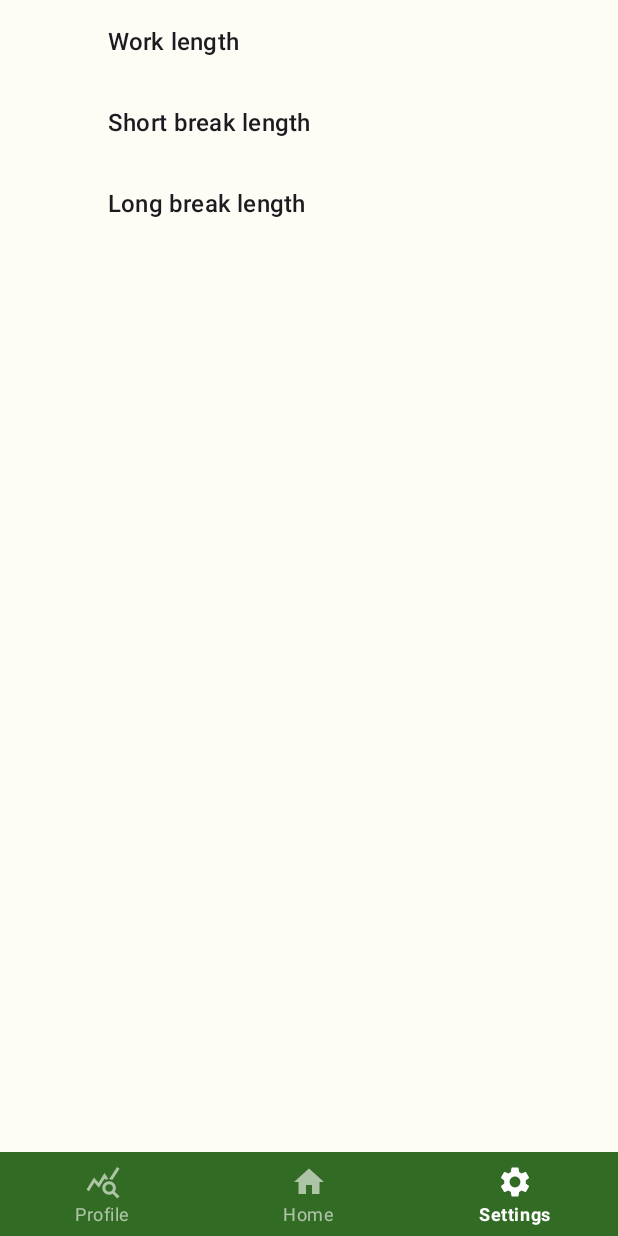
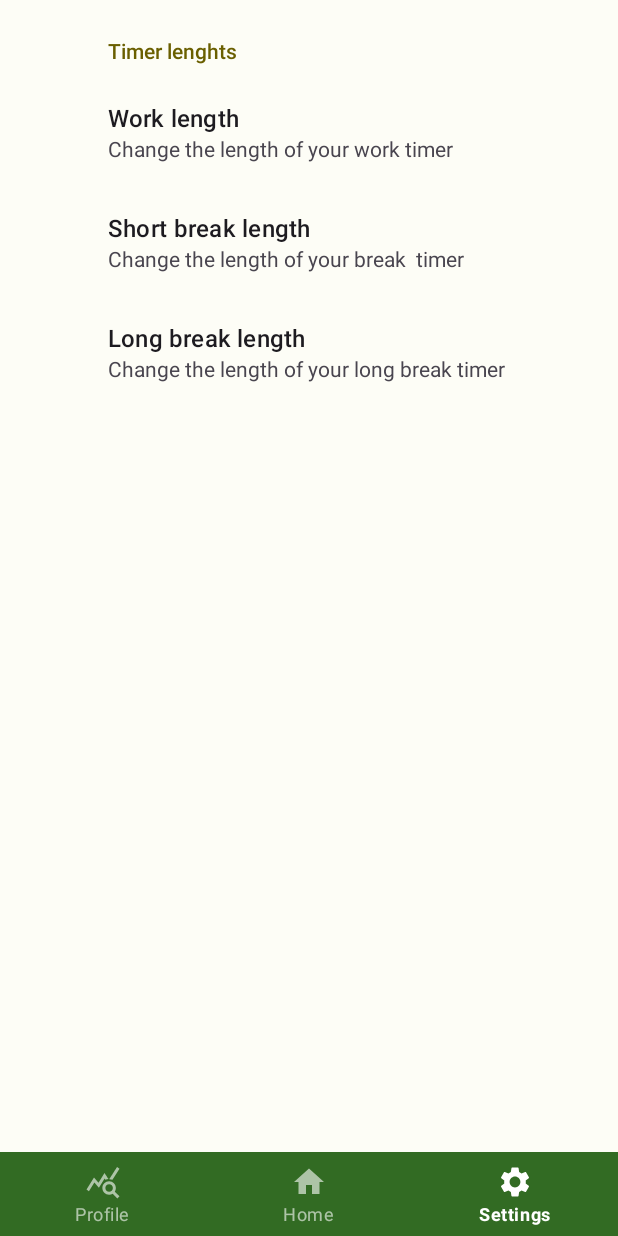
Before and after one commit to Vincmuk/MobilProgGruppe16, an Android app: the screen it shows after launch (MainActivity), item 3 of the bottom bar chosen, on a phone screen of 412 x 824 dp. Run offline under Robolectric (Android 15) with nearby library versions, the phone set to English and light mode, and no system bars; our stand-ins replace androidx.preference; libraries missing offline, so code that uses them is left out: timerx.buildTimer; 5 statements that could not run were skipped.

Commit message:
Fikset en god del ting

```diff
--- a/app/src/main/AndroidManifest.xml
+++ b/app/src/main/AndroidManifest.xml
@@ -1,6 +1,8 @@
 <?xml version="1.0" encoding="utf-8"?>
 <manifest xmlns:android="http://schemas.android.com/apk/res/android"
     xmlns:tools="http://schemas.android.com/tools">
+
+    <uses-permission android:name="android.permission.VIBRATE" />
 
     <application
         android:allowBackup="true"
--- a/app/src/main/java/com/example/pomodorotimer/TimerFragment.kt
+++ b/app/src/main/java/com/example/pomodorotimer/TimerFragment.kt
@@ -4,13 +4,19 @@ import android.annotation.SuppressLint
 import android.app.Activity
 import android.content.Context
 import android.content.Intent
+import android.media.MediaPlayer
+import android.os.Build
 import android.os.Bundle
+import android.os.VibrationEffect
+import android.os.Vibrator
+import android.os.VibratorManager
 import android.util.Log
 import android.view.LayoutInflater
 import android.view.View
 import android.view.ViewGroup
 import android.widget.TextView
 import android.widget.Toast
+import androidx.annotation.RequiresApi
 import androidx.fragment.app.Fragment
 import androidx.fragment.app.viewModels
 import androidx.recyclerview.widget.LinearLayoutManager
@@ -131,6 +137,26 @@ class TimerFragment : Fragment() {
         }
     }
 
+    // https://stackoverflow.com/questions/73452871/creating-a-vibrator-for-android-in-kotlin
+    @RequiresApi(Build.VERSION_CODES.S)
+    private fun vibrateDevice() {
+        if (context != null) {
+            if (Build.VERSION.SDK_INT >= 31) {
+                val vibratorManager =
+                    requireContext().getSystemService(Context.VIBRATOR_MANAGER_SERVICE) as VibratorManager
+                val vibrator = vibratorManager.defaultVibrator
+                vibrator.vibrate(VibrationEffect.createOneShot(1000L, VibrationEffect.DEFAULT_AMPLITUDE))
+            } else {
+                val v = requireContext().getSystemService(Context.VIBRATOR_SERVICE) as Vibrator
+                if (Build.VERSION.SDK_INT >= 26) {
+                    v.vibrate(VibrationEffect.createOneShot(1000L, VibrationEffect.DEFAULT_AMPLITUDE))
+                } else {
+                    v.vibrate(VibrationEffect.createOneShot(1000L, VibrationEffect.DEFAULT_AMPLITUDE))
+                }
+            }
+        }
+    }
+
     @Deprecated("Deprecated in Java")
     override fun onActivityResult(requestCode: Int, resultCode: Int, data: Intent?) {
         // Handle the result of the activity for adding tasks
@@ -201,6 +227,8 @@ class TimerFragment : Fragment() {
         if (currentTimerIndex == 0 && timerAdapter.currentList.isNotEmpty()) {
             currentTimer = timerAdapter.currentList.first()
             text_time.text = currentTimer.remainingFormattedTime
+        } else {
+            text_time.text = "00:00"
         }
     }
 
@@ -220,13 +248,22 @@ class TimerFragment : Fragment() {
                 Log.i("Timer", "Remaining time = $millis")
             }
             onFinish {
-                sessionViewModel.getOldestNonCompletedSession()
-                    ?.let { context?.let { it1 -> sessionViewModel.updateAndSaveSession(it, it1) } }
+                if (Build.VERSION.SDK_INT >= Build.VERSION_CODES.S) {
+                    vibrateDevice()
+                }
+                sessionViewModel.getOldestNonCompletedSession()?.let { context?.let { it1 -> sessionViewModel.updateAndSaveSession(it, it1) } }
+                context?.let { playSound(it) }
                 startNextTimer()
             }
         }.also {
             timerTypeMap[it] = timerType
         }
+    }
+
+    private fun playSound(context: Context) {
+        val mediaPlayer = MediaPlayer.create(context, R.raw.pop
+        )
+        mediaPlayer.start()
     }
 
     // Extracted function for initializing buttons
--- a/app/src/main/res/xml/preferences.xml
+++ b/app/src/main/res/xml/preferences.xml
@@ -1,6 +1,11 @@
 <?xml version="1.0" encoding="utf-8"?>
 <PreferenceScreen xmlns:app="http://schemas.android.com/apk/res-auto"
     xmlns:android="http://schemas.android.com/apk/res/android">
+    <PreferenceCategory
+        android:layout_width="wrap_content"
+        android:layout_height="wrap_content"
+        android:title="Timer lenghts">
+
         <EditTextPreference
             android:layout_width="wrap_content"
             android:layout_height="wrap_content"
@@ -8,7 +13,8 @@
             android:selectAllOnFocus="true"
             android:singleLine="true"
             android:title="Work length"
-        app:key="@string/WORK" />
+            app:key="@string/WORK"
+            app:summary="Change the length of your work timer" />
         <EditTextPreference
             android:layout_width="wrap_content"
             android:layout_height="wrap_content"
@@ -16,7 +22,8 @@
             android:selectAllOnFocus="true"
             android:singleLine="true"
             android:title="Short break length"
-        app:key="@string/SHORT_BREAK" />
+            app:key="@string/SHORT_BREAK"
+            app:summary="Change the length of your break  timer" />
         <EditTextPreference
             android:layout_width="wrap_content"
             android:layout_height="wrap_content"
@@ -24,5 +31,7 @@
             android:selectAllOnFocus="true"
             android:singleLine="true"
             android:title="Long break length"
-        app:key="@string/LONG_BREAK" />
+            app:key="@string/LONG_BREAK"
+            app:summary="Change the length of your long break timer" />
+    </PreferenceCategory>
 </PreferenceScreen>
```
Also changed, not shown: app/src/main/res/layout/activity_window.xml (+2 -13 lines), 1 other file. Lines whose indentation alone changed are shown as unchanged.
